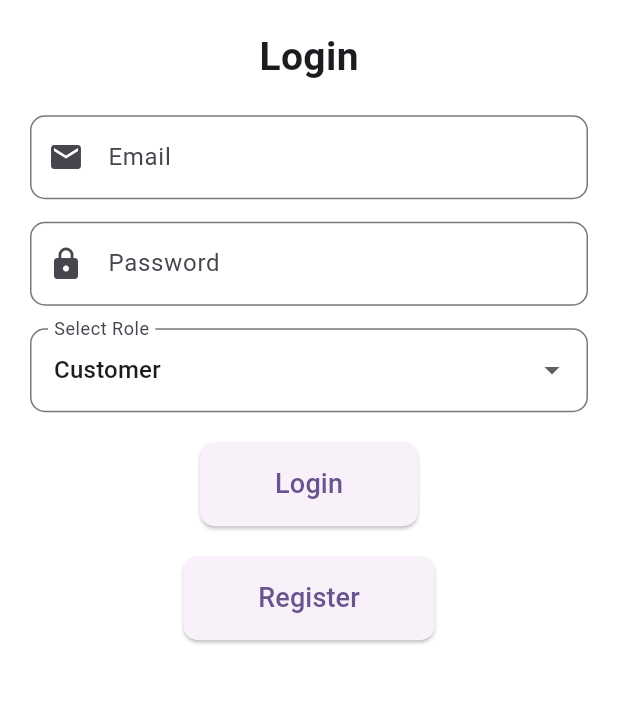
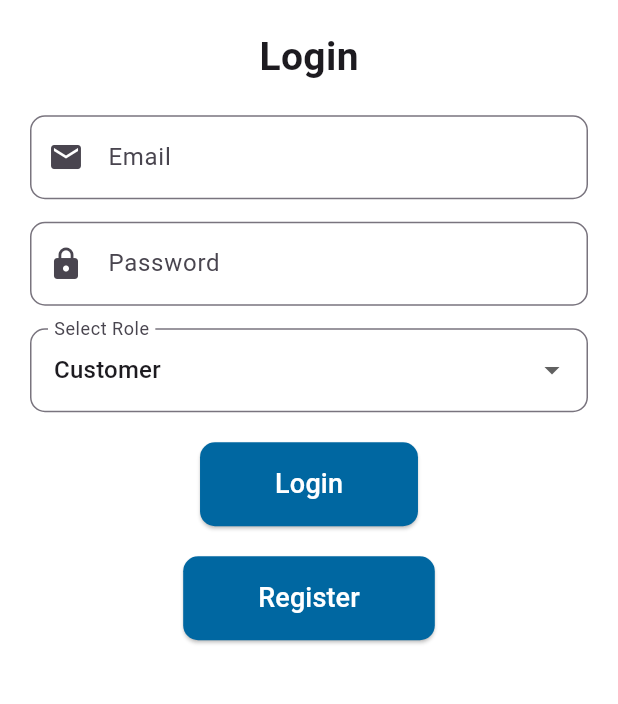
Before and after one commit to vprabhu1771/flutter_laravel_milk_subscription, a Flutter app: the screen it shows after launch, on a phone screen of 412 x 824 dp, the part 373-1077 px from its top. Run offline on Flutter 3.47's test engine with Material 3 defaults, Android fonts, the phone set to English and light mode, and no system bars; our stand-ins replace package_info_plus, shared_preferences.

Commit message:
blue theme added

```diff
--- a/lib/main.dart
+++ b/lib/main.dart
@@ -1,5 +1,7 @@
 import 'package:flutter/material.dart';
 import 'package:flutter_laravel_milk_subscription/screens/SplashScreen.dart';
+import 'package:flutter_laravel_milk_subscription/screens/auth/LoginScreen.dart';
+import 'package:flutter_laravel_milk_subscription/screens/auth/RegisterScreen.dart';
 import 'package:flutter_laravel_milk_subscription/services/UiProvider.dart';
 import 'package:flutter_laravel_milk_subscription/screens/SettingScreen.dart';
 import 'package:provider/provider.dart';
@@ -34,10 +36,9 @@ class MyApp extends StatelessWidget {
             //Our custom theme applied
             darkTheme: notifier.isDark ? notifier.darkTheme : notifier.lightTheme,
 
-            theme: ThemeData(
-              colorScheme: ColorScheme.fromSeed(seedColor: Colors.deepPurple),
-              useMaterial3: true,
-            ),
+            theme: notifier.isDark
+                ? notifier.darkTheme // dark theme applied
+                : notifier.blueTheme, // pink theme applied when not dark
 
             home: SplashScreen(),
 
--- a/lib/services/UiProvider.dart
+++ b/lib/services/UiProvider.dart
@@ -22,7 +22,62 @@ class UiProvider extends ChangeNotifier{
       primaryColorDark: Colors.white
   );
 
-  //Now we want to save the last changed theme value
+  final blueTheme = ThemeData(
+    primaryColor: Color(0x0067A1), // Hex #2196F3 (Blue),
+    brightness: Brightness.light,
+    primaryColorDark: Colors.pinkAccent,
+
+    // AppBar Theme
+    appBarTheme: AppBarTheme(
+      backgroundColor: Color(0xFF0067A1), // Pink AppBar
+      titleTextStyle: TextStyle(color: Colors.white, fontSize: 20, fontWeight: FontWeight.bold),
+      iconTheme: IconThemeData(color: Colors.white), // AppBar icons color
+    ),
+
+    // Button Theme
+    buttonTheme: ButtonThemeData(
+      buttonColor: Color(0xFF0067A1), // Default button color
+      textTheme: ButtonTextTheme.primary,
+    ),
+
+    // Elevated Button Theme
+    elevatedButtonTheme: ElevatedButtonThemeData(
+      style: ElevatedButton.styleFrom(
+        foregroundColor: Colors.white, // Button text color
+        backgroundColor: Color(0xFF0067A1), // Button background color
+      ),
+    ),
+
+    // TextButton Theme
+    textButtonTheme: TextButtonThemeData(
+      style: TextButton.styleFrom(
+        // backgroundColor: Colors.pink, // TextButton color
+        foregroundColor: Colors.white, // TextButton color
+      ),
+    ),
+
+    // Bottom Navigation Bar Theme
+    bottomNavigationBarTheme: BottomNavigationBarThemeData(
+      backgroundColor: Colors.pink, // Background color
+      selectedItemColor: Colors.white, // Selected icon & text color
+      unselectedItemColor: Colors.white70, // Unselected icon & text color
+      selectedLabelStyle: TextStyle(fontSize: 14, fontWeight: FontWeight.bold, backgroundColor: Colors.pink), // Selected text style
+      unselectedLabelStyle: TextStyle(fontSize: 12), // Unselected text style
+    ),
+
+
+    // Icon Theme
+    iconTheme: IconThemeData(color: Colors.pink), // Default icon color
+    primaryIconTheme: IconThemeData(color: Colors.white), // Primary icon color (AppBar, etc.)
+
+    // Text Theme
+    // textTheme: TextTheme(
+    //   bodyLarge: TextStyle(color: Colors.pinkAccent, fontSize: 18), // Large text
+    //   bodyMedium: TextStyle(color: Colors.pink, fontSize: 16), // Medium text
+    //   bodySmall: TextStyle(color: Colors.pink, fontSize: 14), // Small text
+    //   titleLarge: TextStyle(color: Colors.white, fontSize: 22, fontWeight: FontWeight.bold), // Large titles
+    // ),
+  );
 
 
   //Dark mode toggle action
```
